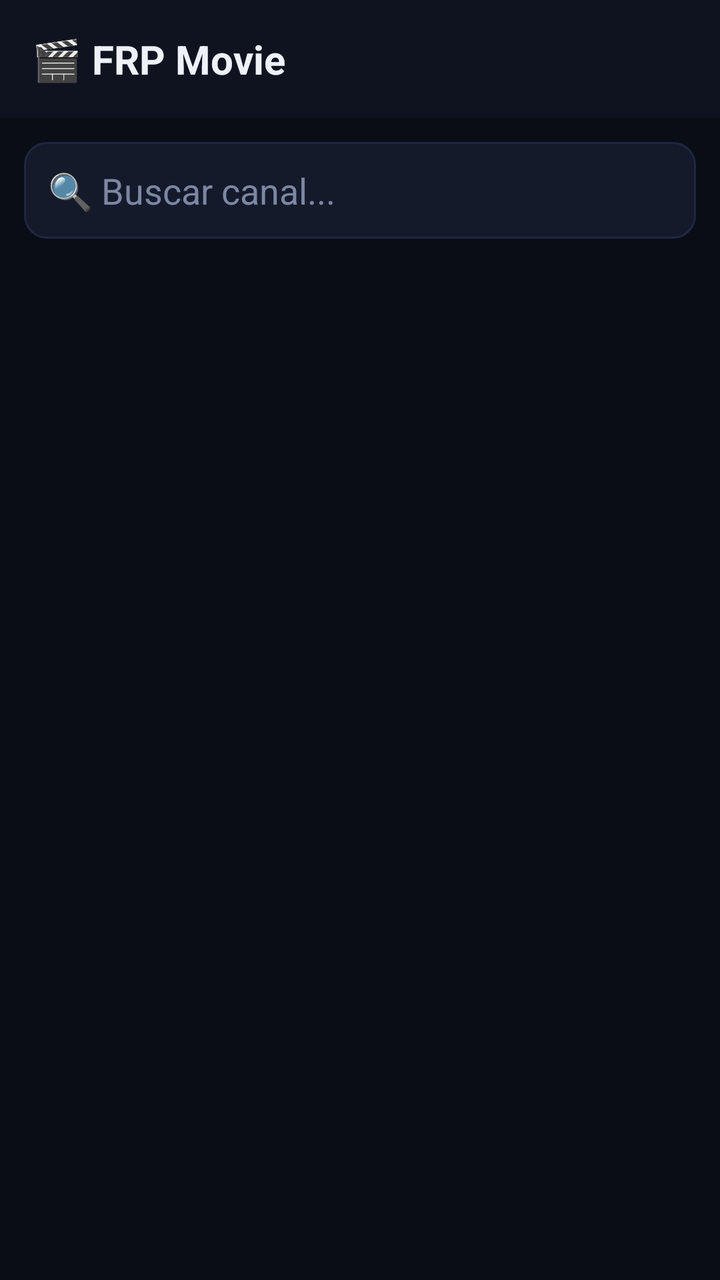
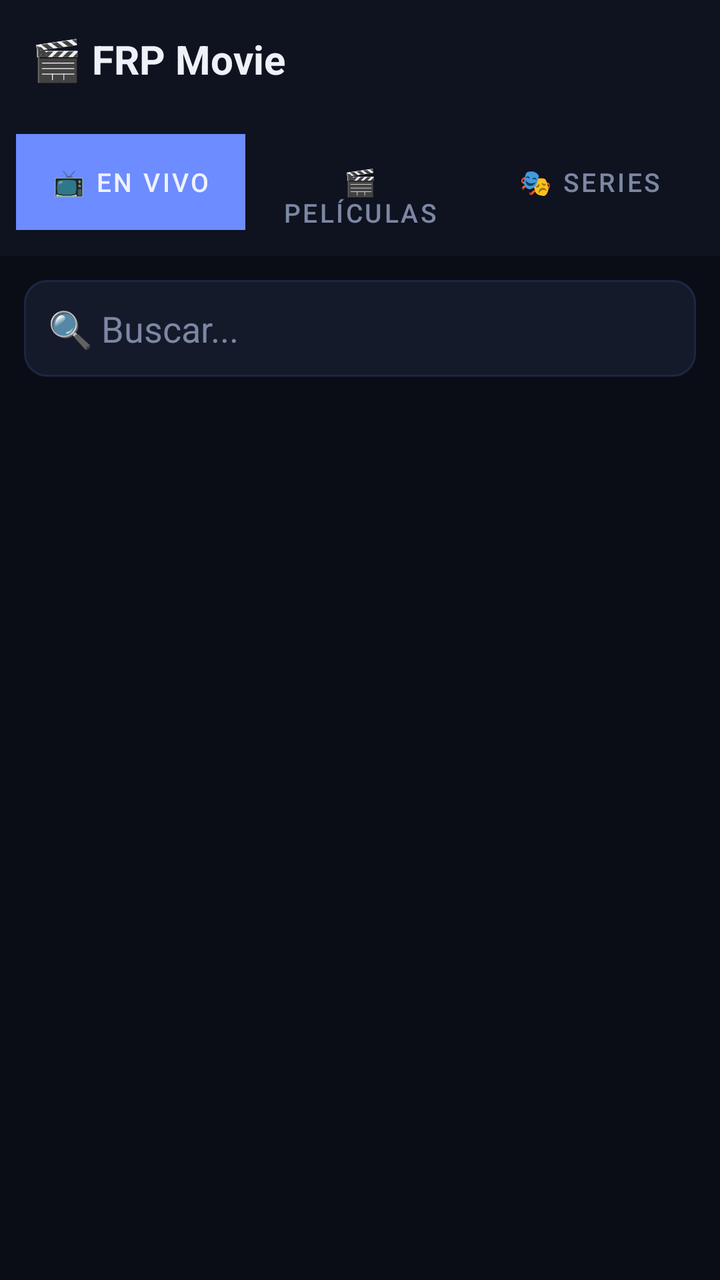

An Android layout rendered at two revisions. The XML below is the earlier revision; the diff shows what the commit changed to produce the second picture.
<!-- AndroidManifest.xml: application theme Theme.FRPMovie -->
<!-- res/layout/activity_main.xml -->
<?xml version="1.0" encoding="utf-8"?>
<LinearLayout xmlns:android="http://schemas.android.com/apk/res/android"
    android:layout_width="match_parent"
    android:layout_height="match_parent"
    android:orientation="vertical"
    android:background="@color/bg">

    <LinearLayout
        android:layout_width="match_parent"
        android:layout_height="wrap_content"
        android:orientation="horizontal"
        android:padding="16dp"
        android:gravity="center_vertical"
        android:background="@color/panel">

        <TextView
            android:layout_width="wrap_content"
            android:layout_height="wrap_content"
            android:text="🎬 FRP Movie"
            android:textColor="@color/ink"
            android:textSize="20sp"
            android:textStyle="bold" />

        <TextView
            android:id="@+id/tvCount"
            android:layout_width="0dp"
            android:layout_height="wrap_content"
            android:layout_weight="1"
            android:gravity="end"
            android:text=""
            android:textColor="@color/muted"
            android:textSize="13sp" />

    </LinearLayout>

    <EditText
        android:id="@+id/etSearch"
        android:layout_width="match_parent"
        android:layout_height="wrap_content"
        android:hint="🔍 Buscar canal..."
        android:textColorHint="@color/muted"
        android:textColor="@color/ink"
        android:background="@drawable/input_bg"
        android:padding="12dp"
        android:layout_margin="12dp"
        android:inputType="text" />

    <FrameLayout
        android:layout_width="match_parent"
        android:layout_height="match_parent">

        <androidx.recyclerview.widget.RecyclerView
            android:id="@+id/recyclerChannels"
            android:layout_width="match_parent"
            android:layout_height="match_parent"
            android:padding="8dp"
            android:clipToPadding="false" />

        <ProgressBar
            android:id="@+id/progress"
            android:layout_width="wrap_content"
            android:layout_height="wrap_content"
            android:layout_gravity="center"
            android:visibility="gone" />

    </FrameLayout>

</LinearLayout>
<!-- resources referenced by this layout -->
<resources>
  <color name="bg">#0A0D16</color>
  <color name="ink">#EEF1F8</color>
  <color name="muted">#7C87A3</color>
  <color name="panel">#0F1320</color>
  <!-- drawable input_bg (drawable) -->
  <?xml version="1.0" encoding="utf-8"?>
  <shape xmlns:android="http://schemas.android.com/apk/res/android" android:shape="rectangle">
      <solid android:color="#151A2B" />
      <corners android:radius="11dp" />
      <stroke android:width="1dp" android:color="#1E2741" />
  </shape>
  <style name="Theme.FRPMovie" parent="Theme.MaterialComponents.DayNight.NoActionBar">
          <item name="colorPrimary">@color/brand</item>
          <item name="colorPrimaryVariant">@color/brand2</item>
          <item name="colorOnPrimary">@android:color/white</item>
          <item name="android:statusBarColor">@color/bg</item>
          <item name="android:windowBackground">@color/bg</item>
      </style>
  <color name="brand">#6C8CFF</color>
  <color name="brand2">#8B5CF6</color>
</resources>

<!-- the commit's change to res/layout/activity_main.xml (unified diff, before → after) -->
@@ -4,7 +4,6 @@
     android:layout_height="match_parent"
     android:orientation="vertical"
     android:background="@color/bg">
-
     <LinearLayout
         android:layout_width="match_parent"
         android:layout_height="wrap_content"
@@ -12,7 +11,6 @@
         android:padding="16dp"
         android:gravity="center_vertical"
         android:background="@color/panel">
-
         <TextView
             android:layout_width="wrap_content"
             android:layout_height="wrap_content"
@@ -20,7 +18,6 @@
             android:textColor="@color/ink"
             android:textSize="20sp"
             android:textStyle="bold" />
-
         <TextView
             android:id="@+id/tvCount"
             android:layout_width="0dp"
@@ -30,39 +27,66 @@
             android:text=""
             android:textColor="@color/muted"
             android:textSize="13sp" />
-
     </LinearLayout>
-
+    <LinearLayout
+        android:layout_width="match_parent"
+        android:layout_height="wrap_content"
+        android:orientation="horizontal"
+        android:padding="8dp"
+        android:background="@color/panel">
+        <Button
+            android:id="@+id/btnLive"
+            android:layout_width="0dp"
+            android:layout_height="wrap_content"
+            android:layout_weight="1"
+            android:text="📺 En vivo"
+            android:textSize="13sp"
+            android:textColor="@color/ink"
+            android:background="@color/brand" />
+        <Button
+            android:id="@+id/btnMovies"
+            android:layout_width="0dp"
+            android:layout_height="wrap_content"
+            android:layout_weight="1"
+            android:text="🎬 Películas"
+            android:textSize="13sp"
+            android:textColor="@color/muted"
+            android:background="@android:color/transparent" />
+        <Button
+            android:id="@+id/btnSeries"
+            android:layout_width="0dp"
+            android:layout_height="wrap_content"
+            android:layout_weight="1"
+            android:text="🎭 Series"
+            android:textSize="13sp"
+            android:textColor="@color/muted"
+            android:background="@android:color/transparent" />
+    </LinearLayout>
     <EditText
         android:id="@+id/etSearch"
         android:layout_width="match_parent"
         android:layout_height="wrap_content"
-        android:hint="🔍 Buscar canal..."
+        android:hint="🔍 Buscar..."
         android:textColorHint="@color/muted"
         android:textColor="@color/ink"
         android:background="@drawable/input_bg"
         android:padding="12dp"
         android:layout_margin="12dp"
         android:inputType="text" />
-
     <FrameLayout
         android:layout_width="match_parent"
         android:layout_height="match_parent">
-
         <androidx.recyclerview.widget.RecyclerView
             android:id="@+id/recyclerChannels"
             android:layout_width="match_parent"
             android:layout_height="match_parent"
             android:padding="8dp"
             android:clipToPadding="false" />
-
         <ProgressBar
             android:id="@+id/progress"
             android:layout_width="wrap_content"
             android:layout_height="wrap_content"
             android:layout_gravity="center"
             android:visibility="gone" />
-
     </FrameLayout>
-
 </LinearLayout>
